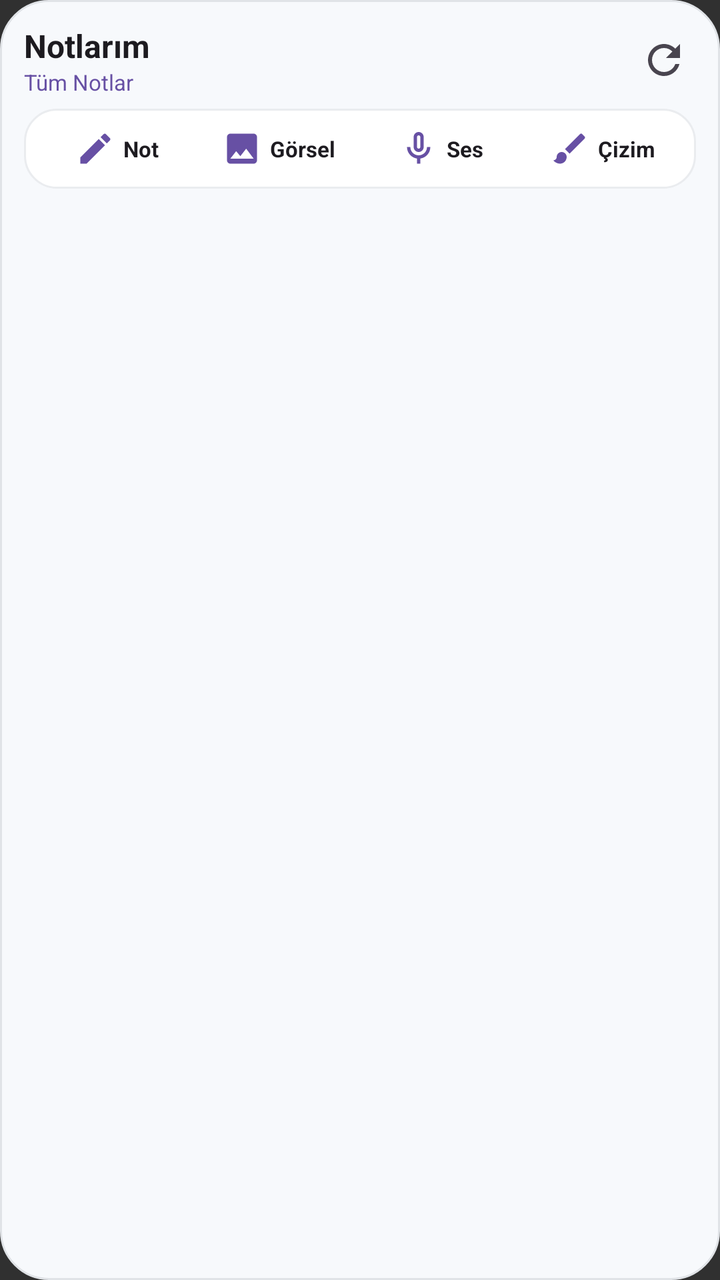
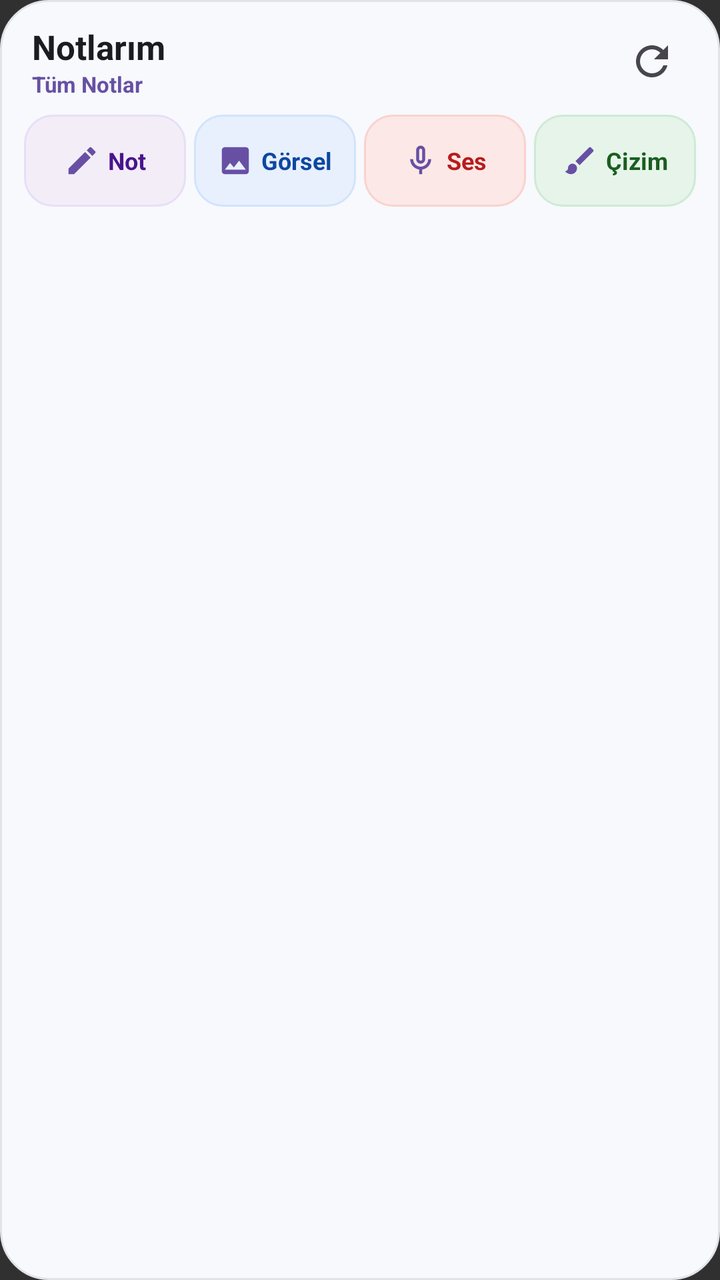

Two renders of the same Android screen: before a commit and after it. Below are the layout's source before the change and the commit's diff.
<!-- AndroidManifest.xml: application theme android:Theme.Material.NoActionBar -->
<!-- res/layout/widget_notes.xml -->
<?xml version="1.0" encoding="utf-8"?>
<LinearLayout xmlns:android="http://schemas.android.com/apk/res/android"
    android:layout_width="match_parent"
    android:layout_height="match_parent"
    android:orientation="vertical"
    android:background="@drawable/widget_background"
    android:padding="12dp">

    
    <LinearLayout
        android:layout_width="match_parent"
        android:layout_height="wrap_content"
        android:orientation="horizontal"
        android:gravity="center_vertical"
        android:paddingBottom="6dp">

        <LinearLayout
            android:layout_width="0dp"
            android:layout_height="wrap_content"
            android:layout_weight="1"
            android:orientation="vertical">

            <TextView
                android:id="@+id/widget_title"
                android:layout_width="wrap_content"
                android:layout_height="wrap_content"
                android:text="Notlarım"
                android:textStyle="bold"
                android:textSize="16sp"
                android:textColor="#1D1B20" />

            <TextView
                android:id="@+id/widget_subtitle_filter"
                android:layout_width="wrap_content"
                android:layout_height="wrap_content"
                android:text="Tüm Notlar"
                android:textSize="11sp"
                android:textColor="#6750A4" />
        </LinearLayout>

        
        <ImageButton
            android:id="@+id/widget_btn_refresh"
            android:layout_width="32dp"
            android:layout_height="32dp"
            android:background="?android:attr/selectableItemBackgroundBorderless"
            android:src="@drawable/ic_widget_refresh"
            android:contentDescription="Yenile"
            android:scaleType="centerInside" />

    </LinearLayout>

    
    <LinearLayout
        android:layout_width="match_parent"
        android:layout_height="wrap_content"
        android:orientation="horizontal"
        android:gravity="center_vertical"
        android:background="@drawable/widget_item_background"
        android:paddingVertical="4dp"
        android:paddingHorizontal="6dp"
        android:layout_marginBottom="8dp">

        
        <LinearLayout
            android:id="@+id/widget_btn_add_text"
            android:layout_width="0dp"
            android:layout_height="wrap_content"
            android:layout_weight="1"
            android:orientation="horizontal"
            android:gravity="center"
            android:padding="6dp"
            android:background="?android:attr/selectableItemBackground">
            <ImageView
                android:layout_width="20dp"
                android:layout_height="20dp"
                android:src="@drawable/ic_widget_text"
                android:contentDescription="Metin Notu" />
            <TextView
                android:layout_width="wrap_content"
                android:layout_height="wrap_content"
                android:text="Not"
                android:textSize="11sp"
                android:textColor="#1D1B20"
                android:textStyle="bold"
                android:layout_marginStart="4dp" />
        </LinearLayout>

        
        <LinearLayout
            android:id="@+id/widget_btn_add_image"
            android:layout_width="0dp"
            android:layout_height="wrap_content"
            android:layout_weight="1"
            android:orientation="horizontal"
            android:gravity="center"
            android:padding="6dp"
            android:background="?android:attr/selectableItemBackground">
            <ImageView
                android:layout_width="20dp"
                android:layout_height="20dp"
                android:src="@drawable/ic_widget_image"
                android:contentDescription="Görsel Notu" />
            <TextView
                android:layout_width="wrap_content"
                android:layout_height="wrap_content"
                android:text="Görsel"
                android:textSize="11sp"
                android:textColor="#1D1B20"
                android:textStyle="bold"
                android:layout_marginStart="4dp" />
        </LinearLayout>

        
        <LinearLayout
            android:id="@+id/widget_btn_add_voice"
            android:layout_width="0dp"
            android:layout_height="wrap_content"
            android:layout_weight="1"
            android:orientation="horizontal"
            android:gravity="center"
            android:padding="6dp"
            android:background="?android:attr/selectableItemBackground">
            <ImageView
                android:layout_width="20dp"
                android:layout_height="20dp"
                android:src="@drawable/ic_widget_mic"
                android:contentDescription="Ses Notu" />
            <TextView
                android:layout_width="wrap_content"
                android:layout_height="wrap_content"
                android:text="Ses"
                android:textSize="11sp"
                android:textColor="#1D1B20"
                android:textStyle="bold"
                android:layout_marginStart="4dp" />
        </LinearLayout>

        
        <LinearLayout
            android:id="@+id/widget_btn_add_draw"
            android:layout_width="0dp"
            android:layout_height="wrap_content"
            android:layout_weight="1"
            android:orientation="horizontal"
            android:gravity="center"
            android:padding="6dp"
            android:background="?android:attr/selectableItemBackground">
            <ImageView
                android:layout_width="20dp"
                android:layout_height="20dp"
                android:src="@drawable/ic_widget_draw"
                android:contentDescription="Çizim Notu" />
            <TextView
                android:layout_width="wrap_content"
                android:layout_height="wrap_content"
                android:text="Çizim"
                android:textSize="11sp"
                android:textColor="#1D1B20"
                android:textStyle="bold"
                android:layout_marginStart="4dp" />
        </LinearLayout>

    </LinearLayout>

    
    <FrameLayout
        android:layout_width="match_parent"
        android:layout_height="0dp"
        android:layout_weight="1">

        <ListView
            android:id="@+id/widget_notes_list"
            android:layout_width="match_parent"
            android:layout_height="match_parent"
            android:divider="@null"
            android:dividerHeight="8dp"
            android:scrollbars="none" />

        
        <TextView
            android:id="@+id/widget_empty_view"
            android:layout_width="match_parent"
            android:layout_height="match_parent"
            android:gravity="center"
            android:text="Gösterilecek not bulunamadı.\nYukarıdaki butonlardan yeni not ekleyebilirsiniz."
            android:textColor="#79747E"
            android:textSize="13sp"
            android:visibility="gone" />

    </FrameLayout>

</LinearLayout>
<!-- resources referenced by this layout -->
<resources>
  <!-- drawable ic_widget_draw (drawable) -->
  <vector xmlns:android="http://schemas.android.com/apk/res/android"
      android:width="24dp"
      android:height="24dp"
      android:viewportWidth="24"
      android:viewportHeight="24">
    <path
        android:fillColor="#6750A4"
        android:pathData="M7,14c-1.66,0 -3,1.34 -3,3 0,1.31 -1.16,2 -2,2 0.92,1.22 2.49,2 4,2 2.21,0 4,-1.79 4,-4 0,-1.66 -1.34,-3 -3,-3zm13.71,-9.37l-1.34,-1.34a0.996,0.996 0 0,0 -1.41,0L9,12.25 11.75,15l8.96,-8.96c0.39,-0.39 0.39,-1.02 0,-1.41z"/>
  </vector>
  <!-- drawable ic_widget_image (drawable) -->
  <vector xmlns:android="http://schemas.android.com/apk/res/android"
      android:width="24dp"
      android:height="24dp"
      android:viewportWidth="24"
      android:viewportHeight="24">
    <path
        android:fillColor="#6750A4"
        android:pathData="M21,19V5c0,-1.1 -0.9,-2 -2,-2H5c-1.1,0 -2,0.9 -2,2v14c0,1.1 0.9,2 2,2h14c1.1,0 2,-0.9 2,-2zM8.5,13.5l2.5,3.01L14.5,12l4.5,6H5l3.5,-4.5z"/>
  </vector>
  <!-- drawable ic_widget_text (drawable) -->
  <vector xmlns:android="http://schemas.android.com/apk/res/android"
      android:width="24dp"
      android:height="24dp"
      android:viewportWidth="24"
      android:viewportHeight="24">
    <path
        android:fillColor="#6750A4"
        android:pathData="M3,17.25V21h3.75L17.81,9.94l-3.75,-3.75L3,17.25zM20.71,7.04c0.39,-0.39 0.39,-1.02 0,-1.41l-2.34,-2.34c-0.39,-0.39 -1.02,-0.39 -1.41,0l-1.83,1.83 3.75,3.75 1.83,-1.83z"/>
  </vector>
  <!-- drawable widget_background (drawable) -->
  <?xml version="1.0" encoding="utf-8"?>
  <shape xmlns:android="http://schemas.android.com/apk/res/android"
      android:shape="rectangle">
      <solid android:color="#F7F9FC" />
      <corners android:radius="24dp" />
      <stroke android:width="1dp" android:color="#E0E3E7" />
  </shape>
  <!-- drawable widget_item_background (drawable) -->
  <?xml version="1.0" encoding="utf-8"?>
  <shape xmlns:android="http://schemas.android.com/apk/res/android"
      android:shape="rectangle">
      <solid android:color="#FFFFFF" />
      <corners android:radius="16dp" />
      <stroke android:width="1dp" android:color="#EAECEF" />
  </shape>
  <!-- unchanged entries left out for length: 2 -->
</resources>

<!-- the commit's change to res/layout/widget_notes.xml (unified diff, before → after) -->
@@ -12,7 +12,8 @@
         android:layout_height="wrap_content"
         android:orientation="horizontal"
         android:gravity="center_vertical"
-        android:paddingBottom="6dp">
+        android:paddingBottom="8dp"
+        android:paddingHorizontal="4dp">
 
         <LinearLayout
             android:layout_width="0dp"
@@ -26,8 +27,8 @@
                 android:layout_height="wrap_content"
                 android:text="Notlarım"
                 android:textStyle="bold"
-                android:textSize="16sp"
-                android:textColor="#1D1B20" />
+                android:textSize="17sp"
+                android:textColor="#1C1B1F" />
 
             <TextView
                 android:id="@+id/widget_subtitle_filter"
@@ -35,14 +36,15 @@
                 android:layout_height="wrap_content"
                 android:text="Tüm Notlar"
                 android:textSize="11sp"
+                android:textStyle="bold"
                 android:textColor="#6750A4" />
         </LinearLayout>
 
         
         <ImageButton
             android:id="@+id/widget_btn_refresh"
-            android:layout_width="32dp"
-            android:layout_height="32dp"
+            android:layout_width="36dp"
+            android:layout_height="36dp"
             android:background="?android:attr/selectableItemBackgroundBorderless"
             android:src="@drawable/ic_widget_refresh"
             android:contentDescription="Yenile"
@@ -55,33 +57,30 @@
         android:layout_width="match_parent"
         android:layout_height="wrap_content"
         android:orientation="horizontal"
-        android:gravity="center_vertical"
-        android:background="@drawable/widget_item_background"
-        android:paddingVertical="4dp"
-        android:paddingHorizontal="6dp"
-        android:layout_marginBottom="8dp">
+        android:gravity="center"
+        android:layout_marginBottom="10dp">
 
         
         <LinearLayout
             android:id="@+id/widget_btn_add_text"
             android:layout_width="0dp"
-            android:layout_height="wrap_content"
+            android:layout_height="46dp"
             android:layout_weight="1"
+            android:layout_marginEnd="4dp"
             android:orientation="horizontal"
             android:gravity="center"
-            android:padding="6dp"
-            android:background="?android:attr/selectableItemBackground">
+            android:background="@drawable/widget_btn_text_bg">
             <ImageView
-                android:layout_width="20dp"
-                android:layout_height="20dp"
+                android:layout_width="18dp"
+                android:layout_height="18dp"
                 android:src="@drawable/ic_widget_text"
                 android:contentDescription="Metin Notu" />
             <TextView
                 android:layout_width="wrap_content"
                 android:layout_height="wrap_content"
                 android:text="Not"
-                android:textSize="11sp"
-                android:textColor="#1D1B20"
+                android:textSize="12sp"
+                android:textColor="#4A148C"
                 android:textStyle="bold"
                 android:layout_marginStart="4dp" />
         </LinearLayout>
@@ -90,23 +89,23 @@
         <LinearLayout
             android:id="@+id/widget_btn_add_image"
             android:layout_width="0dp"
-            android:layout_height="wrap_content"
+            android:layout_height="46dp"
             android:layout_weight="1"
+            android:layout_marginEnd="4dp"
             android:orientation="horizontal"
             android:gravity="center"
-            android:padding="6dp"
-            android:background="?android:attr/selectableItemBackground">
+            android:background="@drawable/widget_btn_image_bg">
             <ImageView
-                android:layout_width="20dp"
-                android:layout_height="20dp"
+                android:layout_width="18dp"
+                android:layout_height="18dp"
                 android:src="@drawable/ic_widget_image"
                 android:contentDescription="Görsel Notu" />
             <TextView
                 android:layout_width="wrap_content"
                 android:layout_height="wrap_content"
                 android:text="Görsel"
-                android:textSize="11sp"
-                android:textColor="#1D1B20"
+                android:textSize="12sp"
+                android:textColor="#0D47A1"
                 android:textStyle="bold"
                 android:layout_marginStart="4dp" />
         </LinearLayout>
@@ -115,23 +114,23 @@
         <LinearLayout
             android:id="@+id/widget_btn_add_voice"
             android:layout_width="0dp"
-            android:layout_height="wrap_content"
+            android:layout_height="46dp"
             android:layout_weight="1"
+            android:layout_marginEnd="4dp"
             android:orientation="horizontal"
             android:gravity="center"
-            android:padding="6dp"
-            android:background="?android:attr/selectableItemBackground">
+            android:background="@drawable/widget_btn_voice_bg">
             <ImageView
-                android:layout_width="20dp"
-                android:layout_height="20dp"
+                android:layout_width="18dp"
+                android:layout_height="18dp"
                 android:src="@drawable/ic_widget_mic"
                 android:contentDescription="Ses Notu" />
             <TextView
                 android:layout_width="wrap_content"
                 android:layout_height="wrap_content"
                 android:text="Ses"
-                android:textSize="11sp"
-                android:textColor="#1D1B20"
+                android:textSize="12sp"
+                android:textColor="#B71C1C"
                 android:textStyle="bold"
                 android:layout_marginStart="4dp" />
         </LinearLayout>
@@ -140,23 +139,22 @@
         <LinearLayout
             android:id="@+id/widget_btn_add_draw"
             android:layout_width="0dp"
-            android:layout_height="wrap_content"
+            android:layout_height="46dp"
             android:layout_weight="1"
             android:orientation="horizontal"
             android:gravity="center"
-            android:padding="6dp"
-            android:background="?android:attr/selectableItemBackground">
+            android:background="@drawable/widget_btn_draw_bg">
             <ImageView
-                android:layout_width="20dp"
-                android:layout_height="20dp"
+                android:layout_width="18dp"
+                android:layout_height="18dp"
                 android:src="@drawable/ic_widget_draw"
                 android:contentDescription="Çizim Notu" />
             <TextView
                 android:layout_width="wrap_content"
                 android:layout_height="wrap_content"
                 android:text="Çizim"
-                android:textSize="11sp"
-                android:textColor="#1D1B20"
+                android:textSize="12sp"
+                android:textColor="#1B5E20"
                 android:textStyle="bold"
                 android:layout_marginStart="4dp" />
         </LinearLayout>
@@ -173,8 +171,8 @@
             android:id="@+id/widget_notes_list"
             android:layout_width="match_parent"
             android:layout_height="match_parent"
-            android:divider="@null"
-            android:dividerHeight="8dp"
+            android:divider="@android:color/transparent"
+            android:dividerHeight="6dp"
             android:scrollbars="none" />
 
         
@@ -183,9 +181,9 @@
             android:layout_width="match_parent"
             android:layout_height="match_parent"
             android:gravity="center"
-            android:text="Gösterilecek not bulunamadı.\nYukarıdaki butonlardan yeni not ekleyebilirsiniz."
+            android:text="Henüz not bulunmuyor.\nYukarıdaki butonlardan hemen ekleyebilirsiniz."
+            android:textSize="13sp"
             android:textColor="#79747E"
-            android:textSize="13sp"
             android:visibility="gone" />
 
     </FrameLayout>
<!-- resource entries referenced after the edit -->
@@ -38,14 +38,54 @@
       <corners android:radius="24dp" />
       <stroke android:width="1dp" android:color="#E0E3E7" />
   </shape>
-  <!-- drawable widget_item_background (drawable) -->
+  <!-- drawable widget_btn_draw_bg (drawable) -->
   <?xml version="1.0" encoding="utf-8"?>
-  <shape xmlns:android="http://schemas.android.com/apk/res/android"
-      android:shape="rectangle">
-      <solid android:color="#FFFFFF" />
-      <corners android:radius="16dp" />
-      <stroke android:width="1dp" android:color="#EAECEF" />
-  </shape>
+  <ripple xmlns:android="http://schemas.android.com/apk/res/android"
+      android:color="#A8DAB5">
+      <item>
+          <shape android:shape="rectangle">
+              <solid android:color="#E6F4EA" />
+              <corners android:radius="14dp" />
+              <stroke android:width="1dp" android:color="#CEEAD6" />
+          </shape>
+      </item>
+  </ripple>
+  <!-- drawable widget_btn_image_bg (drawable) -->
+  <?xml version="1.0" encoding="utf-8"?>
+  <ripple xmlns:android="http://schemas.android.com/apk/res/android"
+      android:color="#A8C7FA">
+      <item>
+          <shape android:shape="rectangle">
+              <solid android:color="#E8F0FE" />
+              <corners android:radius="14dp" />
+              <stroke android:width="1dp" android:color="#D2E3FC" />
+          </shape>
+      </item>
+  </ripple>
+  <!-- drawable widget_btn_text_bg (drawable) -->
+  <?xml version="1.0" encoding="utf-8"?>
+  <ripple xmlns:android="http://schemas.android.com/apk/res/android"
+      android:color="#D0BCFF">
+      <item>
+          <shape android:shape="rectangle">
+              <solid android:color="#F3EDF7" />
+              <corners android:radius="14dp" />
+              <stroke android:width="1dp" android:color="#E8DEF8" />
+          </shape>
+      </item>
+  </ripple>
+  <!-- drawable widget_btn_voice_bg (drawable) -->
+  <?xml version="1.0" encoding="utf-8"?>
+  <ripple xmlns:android="http://schemas.android.com/apk/res/android"
+      android:color="#F2B8B5">
+      <item>
+          <shape android:shape="rectangle">
+              <solid android:color="#FCE8E6" />
+              <corners android:radius="14dp" />
+              <stroke android:width="1dp" android:color="#FAD2CF" />
+          </shape>
+      </item>
+  </ripple>
   <!-- unchanged entries left out for length: 2 -->
 </resources>
 
